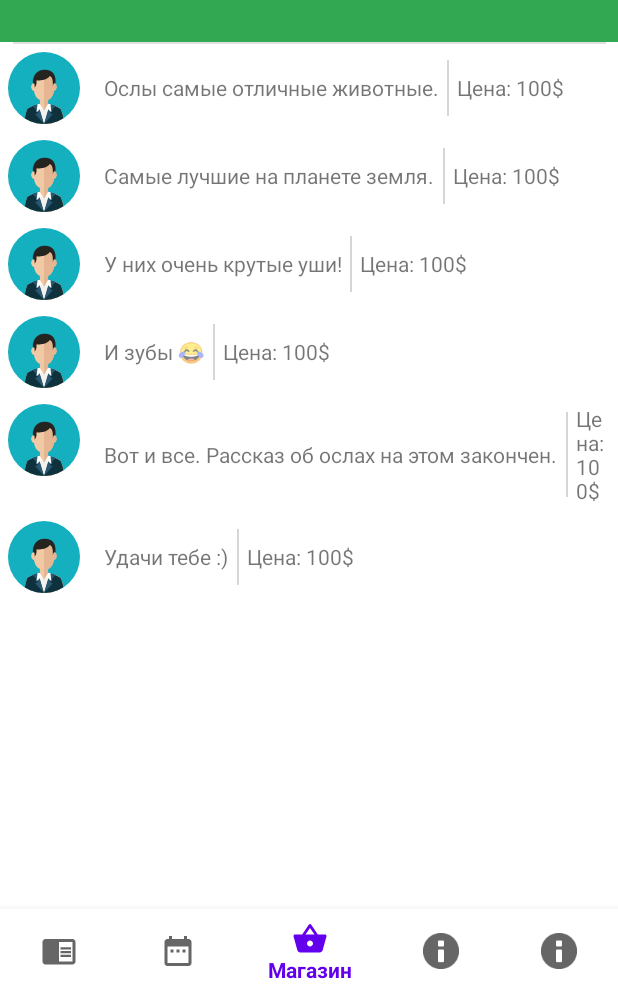
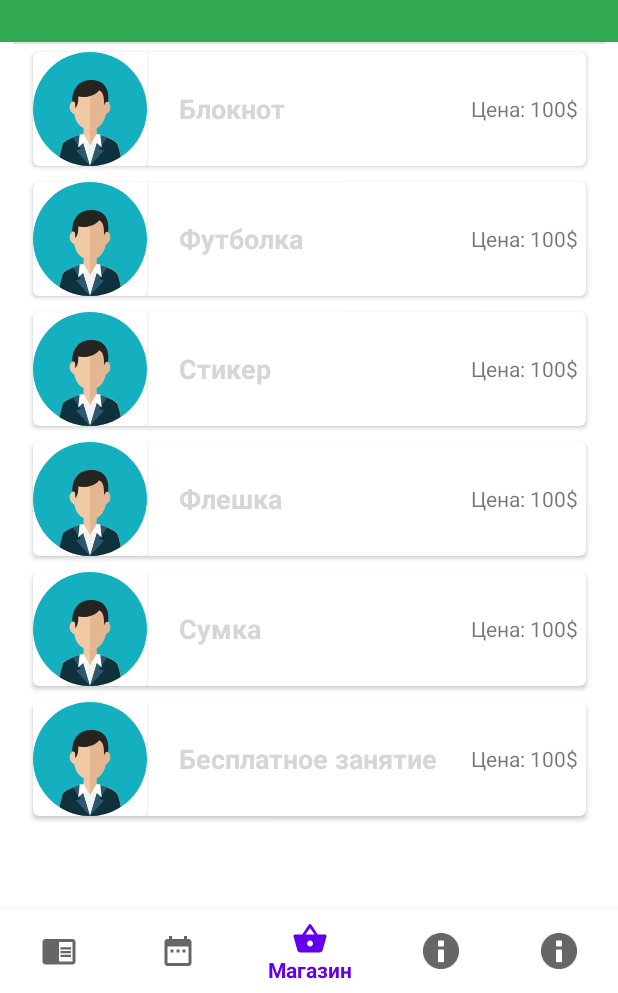
Before and after one commit to shikarix/stemDiaryAndroidApplication, an Android app: the NewsFragment screen opened directly, with no data from a screen before it, item 3 of the bottom bar chosen, on a phone screen of 412 x 824 dp, the part 243-1236 px from its top. Run offline under Robolectric (Android 15) with nearby library versions, the phone set to English and light mode, and no system bars; our stand-ins replace Picasso; libraries missing offline, so code that uses them is left out: com.prolificinteractive.materialcalendarview, com.vk.sdk; pictures from the network do not load; Roboto replaces fonts that are not available here; 4 statements that could not run were skipped.

Commit message:
Redesigned shop and some minor updates. Fixed crashes.

```diff
--- a/app/src/main/java/com/coistem/stemdiary/AddingTimetableActivity.java
+++ b/app/src/main/java/com/coistem/stemdiary/AddingTimetableActivity.java
@@ -11,6 +11,7 @@ import android.view.View;
 import android.widget.AdapterView;
 import android.widget.Button;
 import android.widget.Spinner;
+import android.widget.TextView;
 import android.widget.Toast;
 
 import com.prolificinteractive.materialcalendarview.CalendarDay;
@@ -24,7 +25,9 @@ public class AddingTimetableActivity extends Activity implements View.OnClickLis
     AlertDialog selectStudentsDialog;
     String selectedDate = "";
     String selectedCourse = "";
+    String selectedPupils = "";
     ArrayList<String> list = new ArrayList<>();
+    private TextView addingInfoTxt;
     public static final int ID_ERROR = -100;
     @Override
     public void onClick(View v) {
@@ -37,13 +40,17 @@ public class AddingTimetableActivity extends Activity implements View.OnClickLis
         Toast.makeText(this, date, Toast.LENGTH_SHORT).show();
         finish();
     }
-
+    protected void textUpdate(){
+        selectedPupils = list.toString();
+        addingInfoTxt.setText("Курс: "+selectedCourse+"\nУченики: "+selectedPupils+"\nДата: "+selectedDate);
+    }
     @Override
     protected void onCreate(Bundle savedInstanceState) {
         super.onCreate(savedInstanceState);
         setContentView(R.layout.activity_adding_timetable);
         MaterialCalendarView calendarView = findViewById(R.id.calendarView);
         Spinner spinner = findViewById(R.id.courseSpinner);
+        addingInfoTxt = findViewById(R.id.addingInfo);
         calendarView.setOnDateChangedListener(new OnDateSelectedListener() {
             @Override
             public void onDateSelected(@NonNull MaterialCalendarView widget, @NonNull CalendarDay date, boolean selected) {
@@ -51,6 +58,7 @@ public class AddingTimetableActivity extends Activity implements View.OnClickLis
                 int month = date.getMonth();
                 int year = date.getYear();
                 selectedDate=""+day+'.'+month+'.'+year;
+                textUpdate();
             }
         });
         spinner.setOnItemSelectedListener(new AdapterView.OnItemSelectedListener() {
@@ -58,6 +66,7 @@ public class AddingTimetableActivity extends Activity implements View.OnClickLis
             public void onItemSelected(AdapterView<?> parent, View view, int position, long id) {
                 String[] stringArray = getResources().getStringArray(R.array.courses_names);
                 selectedCourse = stringArray[position];
+                textUpdate();
 //                Toast.makeText(getContext(), "Selected: "+stringArray[position], Toast.LENGTH_SHORT).show();
             }
 
@@ -85,6 +94,7 @@ public class AddingTimetableActivity extends Activity implements View.OnClickLis
              }
                 Toast.makeText(AddingTimetableActivity.this, list.toString(), Toast.LENGTH_SHORT).show();
                 selectStudentsDialog.cancel();
+                textUpdate();
             }
         });
         selectStudentsDialog = selectStudentsBuilder.create();
--- a/app/src/main/java/com/coistem/stemdiary/NewsFragment.java
+++ b/app/src/main/java/com/coistem/stemdiary/NewsFragment.java
@@ -90,7 +90,7 @@ public class NewsFragment extends Fragment {
 
                     JSONArray items = response.json.getJSONObject("response").getJSONArray("items");
                     HashMap<String, Object> map = new HashMap<>();
-                    for(int i = 0; i<20; i++) {
+                    for(int i = 0; i<21; i++) {
                         try {
                             JSONObject jsonObject = items.getJSONObject(i);
                             JSONArray attachments = jsonObject.getJSONArray("attachments");
@@ -116,16 +116,17 @@ public class NewsFragment extends Fragment {
                             e.printStackTrace();
                         }
                     }
+                    newsDates.add("NOOOOOOOOB");
                     newsText.add("Большей новостей в нашей группе ВКонтакте!");
                     imageURLs.add("https://ic.pics.livejournal.com/lev_dmitrich/32679866/221346/221346_original.jpg");
                     OurData.title = new String[newsText.size()];
                     OurData.title = newsText.toArray(OurData.title);
                     OurData.imgUrls = new String[imageURLs.size()];
                     OurData.imgUrls = imageURLs.toArray(OurData.imgUrls);
+                    OurData.urlsForPost = new String[postUrls.size()];
+                    OurData.urlsForPost = postUrls.toArray(OurData.urlsForPost);
                     OurData.dates = new String[newsDates.size()];
                     OurData.dates = newsDates.toArray(OurData.dates);
-                    OurData.urlsForPost = new String[postUrls.size()];
-                    OurData.urlsForPost = postUrls.toArray(OurData.urlsForPost);
 
                     NewsListAdapter newsListAdapter = new NewsListAdapter();
                     recyclerView.setAdapter(newsListAdapter);
@@ -153,6 +154,7 @@ public class NewsFragment extends Fragment {
         OurData.dates = null;
         OurData.imgUrls = null;
         OurData.title = null;
+        OurData.urlsForPost = null;
         super.onDestroyView();
     }
 }
--- a/app/src/main/java/com/coistem/stemdiary/NewsListAdapter.java
+++ b/app/src/main/java/com/coistem/stemdiary/NewsListAdapter.java
@@ -59,7 +59,9 @@ public class NewsListAdapter extends RecyclerView.Adapter {
         public void bindView(int position) {
             itemTextView.setText(OurData.title[position]);
             Picasso.with(itemView.getContext()).load(OurData.imgUrls[position]).error(R.drawable.ic_example_avatar).into(itemImageView);
-            itemDateView.setText(OurData.dates[position]);
+            String date = OurData.dates[position];
+            System.out.println();
+            itemDateView.setText(date);
             this.position = position;
         }
 
--- a/app/src/main/java/com/coistem/stemdiary/ShopFragment.java
+++ b/app/src/main/java/com/coistem/stemdiary/ShopFragment.java
@@ -45,23 +45,23 @@ public class ShopFragment extends Fragment {
     int runColor;
 
     private String jsonList = "{\t\"items\":[{\n" +
-            "  \"name\":\"Ослы самые отличные животные.\",\n" +
-            "  \"img\":\"http://zoogalaktika.ru/assets/img-cache/ass_01.dc0455fd11ca8728fc67ab6ad7351ae0.jpg\"\n" +
+            "  \"name\":\"Блокнот\",\n" +
+            "  \"img\":\"https://c7.hotpng.com/preview/90/753/217/5bb8ead5f0d90.jpg\"\n" +
             "},{\n" +
-            "  \"name\":\"Cамые лучшие на планете земля.\",\n" +
-            "  \"img\":\"https://ilike.pet/upload/iblock/768/768029221d01576d2bd705921c7dad99.jpg\"\n" +
+            "  \"name\":\"Футболка\",\n" +
+            "  \"img\":\"https://s1.iconbird.com/ico/2014/1/619/w512h5121390853824tshirt512.png\"\n" +
             "},{\n" +
-            "  \"name\":\"У них очень крутые уши!\",\n" +
-            "  \"img\":\"https://ic.pics.livejournal.com/lev_dmitrich/32679866/221346/221346_original.jpg\"\n" +
+            "  \"name\":\"Стикер\",\n" +
+            "  \"img\":\"https://s1.iconbird.com/ico/1012/SimplifiedApp/w513h5121350915237appicnsStickies.png\"\n" +
             "},{\n" +
-            "  \"name\":\"И зубы \uD83D\uDE02\",\n" +
-            "  \"img\":\"https://v-meste.ru/wp-content/uploads/2015/07/imageedit_106_3550651546.jpg\"\n" +
+            "  \"name\":\"Флешка \",\n" +
+            "  \"img\":\"https://s1.iconbird.com/ico/2013/12/517/w512h5121386955459usb.png\"\n" +
             "},{\n" +
-            "  \"name\":\"Вот и все. Рассказ об ослах на этом закончен.\",\n" +
-            "  \"img\":\"https://heaclub.ru/tim/7cde4b61535988d8928923fab902e6b3.jpg\"\n" +
+            "  \"name\":\"Сумка\",\n" +
+            "  \"img\":\"https://s1.iconbird.com/ico/2013/8/429/w256h2561377940402185103bagshoppingstreamline2.png\"\n" +
             "},{\n" +
-            "  \"name\":\"Удачи тебе :)\",\n" +
-            "  \"img\":\"https://novosti.az/media/2019/04/23/osel.jpg\"\n" +
+            "  \"name\":\"Бесплатное занятие\",\n" +
+            "  \"img\":\"https://c7.hotpng.com/preview/151/949/273/square-academic-cap-ico-graduation-ceremony-icon-mortarboard-cliparts.jpg\"\n" +
             "}]\n" +
             "  \n" +
             "}";
--- a/app/src/main/java/com/coistem/stemdiary/SimpleWebViewClient.java
+++ b/app/src/main/java/com/coistem/stemdiary/SimpleWebViewClient.java
@@ -18,7 +18,7 @@ public class SimpleWebViewClient extends WebViewClient {
     public boolean shouldOverrideUrlLoading(WebView webView, String url) {
         // все ссылки, в которых содержится 'javadevblog.com'
         // будут открываться внутри приложения
-        if (url.contains("192.168.1.100")) {
+        if (url.contains("18.191.156.108")) {
             return false;
         }
         // все остальные ссылки будут спрашивать какой браузер открывать
--- a/app/src/main/java/com/coistem/stemdiary/TimetableFragment.java
+++ b/app/src/main/java/com/coistem/stemdiary/TimetableFragment.java
@@ -39,7 +39,7 @@ public class TimetableFragment extends Fragment {
         webView.setWebViewClient(webViewClient);
         webView.getSettings().setJavaScriptEnabled(true);
 //        webView.loadUrl("http://vk.com/coistem");
-        webView.loadUrl("http://192.168.1.100:8080/timetableAndroid/1");
+        webView.loadUrl("http://18.191.156.108/timetableAndroid/0");
         return view;
     }
 }
--- a/app/src/main/res/layout/activity_adding_timetable.xml
+++ b/app/src/main/res/layout/activity_adding_timetable.xml
@@ -17,12 +17,13 @@
 
     <Button
         android:id="@+id/setTimetableBtn"
-        android:layout_width="wrap_content"
+        android:layout_width="0dp"
         android:layout_height="wrap_content"
         android:layout_marginBottom="32dp"
         android:text="УСТАНОВИТЬ"
-        app:layout_constraintBottom_toBottomOf="parent"
+        app:layout_constraintBottom_toTopOf="@+id/addingInfo"
         app:layout_constraintEnd_toEndOf="parent"
+        app:layout_constraintStart_toStartOf="parent"
         app:layout_constraintTop_toBottomOf="@+id/calendarView" />
 
     <Spinner
@@ -47,15 +48,13 @@
         app:layout_constraintTop_toBottomOf="@+id/courseSpinner" />
 
     <TextView
-        android:id="@+id/textView"
+        android:id="@+id/addingInfo"
         android:layout_width="wrap_content"
         android:layout_height="wrap_content"
-        android:layout_marginStart="32dp"
         android:layout_marginBottom="32dp"
         android:text="Курс: Программирование джава ляляля\nУченики: пумпумпумпумпумпумпумпумпуммммммм\nДата: 29.12.19"
         android:textStyle="bold"
         app:layout_constraintBottom_toBottomOf="parent"
-        app:layout_constraintEnd_toStartOf="@+id/setTimetableBtn"
-        app:layout_constraintStart_toStartOf="parent"
-        app:layout_constraintTop_toBottomOf="@+id/calendarView" />
+        app:layout_constraintEnd_toEndOf="parent"
+        app:layout_constraintStart_toStartOf="parent" />
 </android.support.constraint.ConstraintLayout>
--- a/app/src/main/res/layout/listview_shop.xml
+++ b/app/src/main/res/layout/listview_shop.xml
@@ -1,34 +1,63 @@
 <?xml version="1.0" encoding="utf-8"?>
-<LinearLayout xmlns:android="http://schemas.android.com/apk/res/android"
-    xmlns:tools="http://schemas.android.com/tools"
+<android.support.v7.widget.CardView
+    xmlns:android="http://schemas.android.com/apk/res/android"
+    xmlns:card_view="http://schemas.android.com/apk/res-auto"
     android:layout_width="match_parent"
     android:layout_height="wrap_content"
-    android:layout_margin="5dp">
+    android:id="@+id/cv"
+    android:layout_margin="5dp"
+    card_view:cardCornerRadius="4dp"
+    >
+    <LinearLayout
+        android:layout_width="match_parent"
+        android:layout_height="wrap_content"
+        android:orientation="horizontal">
+
+        <android.support.v7.widget.CardView
+            android:layout_width="wrap_content"
+            android:layout_height="wrap_content"
+            >
 
             <ImageView
                 android:id="@+id/icon"
-        android:layout_width="48dp"
-        android:layout_height="48dp" />
+                android:layout_width="76dp"
+                android:layout_height="76dp"
+                android:scaleType="centerCrop"
+                card_view:srcCompat="@drawable/ic_warning" />
+        </android.support.v7.widget.CardView>
 
         <TextView
             android:id="@+id/text1"
             android:layout_width="wrap_content"
             android:layout_height="wrap_content"
             android:layout_gravity="center_vertical"
-        android:paddingStart="?android:attr/listPreferredItemPaddingStart" />
+            android:layout_margin="5dp"
+            android:paddingStart="?android:attr/listPreferredItemPaddingStart"
+            android:textColor="@color/vk_black"
+            android:textSize="18sp"
+            android:textStyle="bold" />
 
         <View
             android:layout_width="1dp"
+            android:layout_height="60dp"
+            android:layout_gravity="right|center_vertical"
             android:layout_margin="5dp"
-        android:layout_height="match_parent"
-        android:background="@color/spb_default_color" />
+            android:alpha="0.2"
+            android:background="@color/vk_black"
+            android:visibility="invisible" />
 
         <TextView
             android:id="@+id/cost"
-        android:layout_width="match_parent"
+            android:layout_width="wrap_content"
             android:layout_height="wrap_content"
-        android:layout_gravity="center_vertical"
+            android:layout_gravity="end|center_vertical"
+            android:layout_margin="5dp"
             android:layout_weight="1"
-        android:text="Цена: 100$" />
+            android:lineSpacingExtra="8sp"
+            android:text="Цена: 100$"
+            android:textAlignment="textEnd"
+            android:textSize="14sp" />
 
     </LinearLayout>
+
+</android.support.v7.widget.CardView>
--- a/app/src/main/res/values/strings.xml
+++ b/app/src/main/res/values/strings.xml
@@ -1,14 +1,14 @@
 <resources>
     <string name="app_name">StemDiary</string>
-    <string name="title_activity_main">MainActivity</string>
-    <string name="title_home">Новости</string>
-    <string name="title_dashboard">Расписание</string>
-    <string name="title_info">Информация</string>
-    <string name="title_shop">Магазин</string>
+    <string name="title_activity_main" translatable="false">MainActivity</string>
+    <string name="title_home" translatable="false">Новости</string>
+    <string name="title_dashboard" translatable="false">Расписание</string>
+    <string name="title_info" translatable="false">Информация</string>
+    <string name="title_shop" translatable="false">Магазин</string>
     <integer name="com_vk_sdk_AppId">7185644</integer>
     <!-- TODO: Remove or change this placeholder text -->
-    <string name="hello_blank_fragment">Hello blank fragment</string>
-    <string name="exit_message">Нажмите кнопку \"Назад\" еще раз, чтобы выйти</string>
+    <string name="hello_blank_fragment" translatable="false">Hello blank fragment</string>
+    <string name="exit_message" translatable="false">Нажмите кнопку \"Назад\" еще раз, чтобы выйти</string>
     <string-array name="courses_names">
         <item>Программирование Java. Первый год.</item>
         <item>Программирование Java. Второй год</item>
```
Also changed, not shown: 1 other file. Lines whose indentation alone changed are shown as unchanged.
